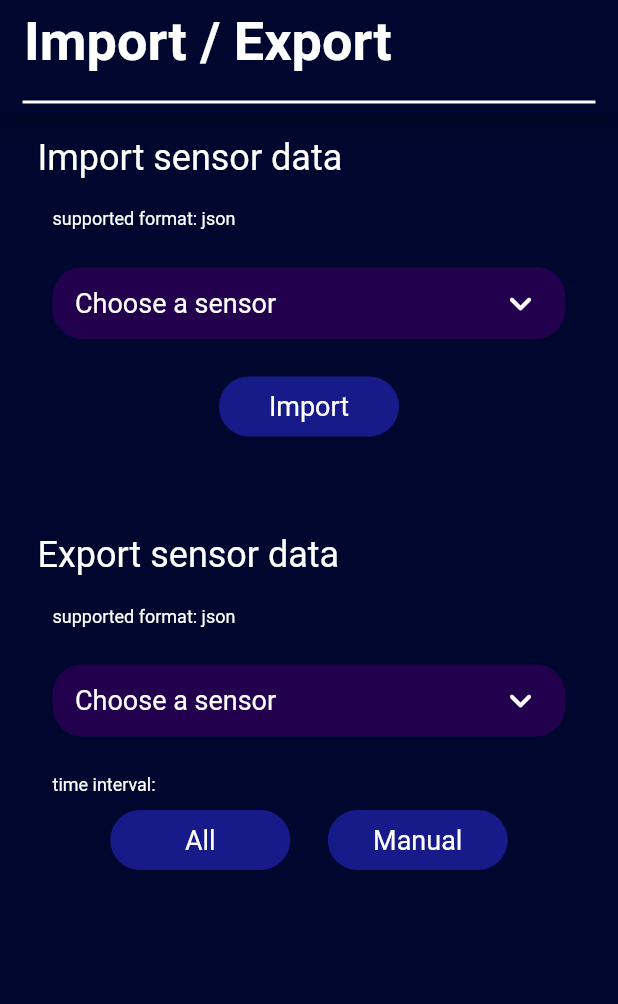
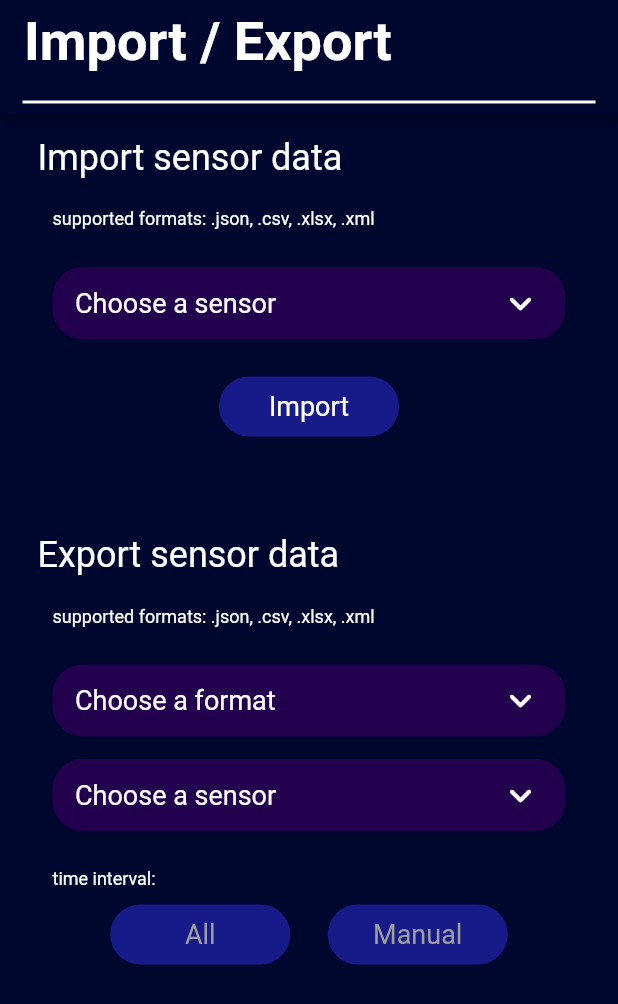
Before and after one commit to uulm-smart-sensing/smart-sensing-library, a Flutter app: the ImportExportPage widget shown alone on an empty page, opened directly, on a phone screen of 412 x 824 dp. Shown: the top 1004 px of the screen. Run offline on Flutter 3.47's test engine with Material 2 defaults, Android fonts, the phone set to English and light mode, and no system bars; our stand-ins replace csv, device_info_plus, file_picker, flutter_datetime_picker, font_awesome_flutter, objectbox; missing offline and left inert: disk_space, excel, mockito, sensing_plugin; generated files the repository leaves out were written again.

Commit message:
feat: added file format selection to 'Import / Export' page

```diff
--- a/example/lib/pages/import_export/import_export_page.dart
+++ b/example/lib/pages/import_export/import_export_page.dart
@@ -41,6 +41,8 @@ class _ImportExportPageState extends State<ImportExportPage> {
   SensorId? _selectedSensorIdForExport;
   bool _exportForAllSensorIds = false;
 
+  SupportedFileFormat? _selectedFileFormat;
+
   /// Setter methods for defining the state of this page by the
   /// 'Import' and 'Export' widgets.
 
@@ -68,6 +70,12 @@ class _ImportExportPageState extends State<ImportExportPage> {
     });
   }
 
+  void _setSelectedFileFormatForExport(SupportedFileFormat selectedFileFormat) {
+    setState(() {
+      _selectedFileFormat = selectedFileFormat;
+    });
+  }
+
   /// Imports sensor data from a single file.
   ///
   /// Therefor a file picker is opened, where the user can select a file
@@ -76,11 +84,9 @@ class _ImportExportPageState extends State<ImportExportPage> {
   /// > Warning: Currently only one single .json file is
   /// > allowed to be imported.
   Future<void> _importData() async {
-    // TODO: do not used hardcoded 'json' but instead request supported formats
-    // from smart sensing library
     var result = await FilePicker.platform.pickFiles(
       type: FileType.custom,
-      allowedExtensions: ['json'],
+      allowedExtensions: SupportedFileFormat.values.map((e) => e.name).toList(),
       allowMultiple: _importEntireDirectory,
     );
 
@@ -113,13 +119,14 @@ class _ImportExportPageState extends State<ImportExportPage> {
     if (_exportForAllSensorIds) {
       await IOManager().exportSensorDataToFile(
         selectedDirectory,
-        SupportedFileFormat.json,
+        _selectedFileFormat!,
         SensorId.values,
       );
-    } else if (_selectedSensorIdForExport != null) {
+    } else if (_selectedSensorIdForExport != null &&
+        _selectedFileFormat != null) {
       await IOManager().exportSensorDataToFile(
         selectedDirectory,
-        SupportedFileFormat.json,
+        _selectedFileFormat!,
         [_selectedSensorIdForExport!],
       );
     } else {
@@ -170,11 +177,18 @@ class _ImportExportPageState extends State<ImportExportPage> {
         SizedBox(
           width: 120,
           child: CustomTextButton(
-            onPressed:
-                _selectedSensorIdForExport != null || _exportForAllSensorIds
-                    ? _exportData
-                    : null,
+            onPressed: (_selectedSensorIdForExport != null &&
+                        _selectedFileFormat != null) ||
+                    _exportForAllSensorIds
+                ? _exportData
+                : null,
             text: "All",
+            style: TextStyle(
+              color: (_selectedSensorIdForExport != null &&
+                      _selectedFileFormat != null)
+                  ? Colors.white
+                  : Colors.grey,
+            ),
           ),
         ),
         const SizedBox(
@@ -183,11 +197,18 @@ class _ImportExportPageState extends State<ImportExportPage> {
         SizedBox(
           width: 120,
           child: CustomTextButton(
-            onPressed:
-                _selectedSensorIdForExport != null || _exportForAllSensorIds
-                    ? selectTimeIntervalForExport
-                    : null,
+            onPressed: (_selectedSensorIdForExport != null &&
+                        _selectedFileFormat != null) ||
+                    _exportForAllSensorIds
+                ? selectTimeIntervalForExport
+                : null,
             text: "Manual",
+            style: TextStyle(
+              color: (_selectedSensorIdForExport != null &&
+                      _selectedFileFormat != null)
+                  ? Colors.white
+                  : Colors.grey,
+            ),
           ),
         ),
       ],
@@ -201,8 +222,6 @@ class _ImportExportPageState extends State<ImportExportPage> {
         children: [
           Align(
             alignment: Alignment.centerLeft,
-            // TODO: delete or restructure as soon as call to smart sensing
-            // library is realized and datetimes are used
             child: Text(
               "time interval:",
               style: Theme.of(context).textTheme.bodySmall,
@@ -215,6 +234,7 @@ class _ImportExportPageState extends State<ImportExportPage> {
         ],
       ),
       setSensorId: _setSelectedSensorIdForExport,
+      setFileFormatForExport: _setSelectedFileFormatForExport,
       setUseAllPossibleSensorIds: _setExportForAllSensorIds,
     );
 
--- a/example/lib/pages/import_export/import_export_section_widget.dart
+++ b/example/lib/pages/import_export/import_export_section_widget.dart
@@ -18,7 +18,7 @@ import '../../general_widgets/custom_dropdown_button.dart';
 ///
 /// 'Import sensor data' (= [_sectionTitle])
 ///
-/// supported format: json
+/// supported formats: ...
 /// Dropdown for 'Choose a sensor'
 /// "Import" (= [_buttons])
 ///
@@ -44,6 +44,10 @@ class ImportExportSectionWidget extends StatefulWidget {
   final Function _setSensorId;
 
   /// Function passed by the parent widget ([ImportExportPage]) to set
+  /// which file format (for export) was selected by the user.
+  final Function? _setFileFormatForExport;
+
+  /// Function passed by the parent widget ([ImportExportPage]) to set
   /// whether the user selected 'All' in the dropdown menu meaning,
   /// all possible sensor ids should be considered.
   final Function _setUseAllPossibleSensorIds;
@@ -53,10 +57,12 @@ class ImportExportSectionWidget extends StatefulWidget {
     required String sectionTitle,
     required Widget buttons,
     required Function setSensorId,
+    Function? setFileFormatForExport,
     required Function setUseAllPossibleSensorIds,
   })  : _buttons = buttons,
         _sectionTitle = sectionTitle,
         _setSensorId = setSensorId,
+        _setFileFormatForExport = setFileFormatForExport,
         _setUseAllPossibleSensorIds = setUseAllPossibleSensorIds;
 
   @override
@@ -66,6 +72,8 @@ class ImportExportSectionWidget extends StatefulWidget {
 class _ImportExportSectionWidgetState extends State<ImportExportSectionWidget> {
   String? _selectedSensor;
   final List<String> _sensorOptions = [];
+
+  String? _selectedFormat;
 
   @override
   void initState() {
@@ -107,6 +115,33 @@ class _ImportExportSectionWidgetState extends State<ImportExportSectionWidget> {
       },
     );
 
+    var dropdownMenuForFileFormat = CustomDropdownButton(
+      hint: "Choose a format",
+      value: _selectedFormat,
+      isDense: false,
+      items: SupportedFileFormat.values
+          .map(
+            (format) =>
+                DropdownMenuItem(value: format.name, child: Text(format.name)),
+          )
+          .toList(),
+      onChanged: (newFormat) {
+        setState(() {
+          _selectedFormat = newFormat;
+          // set the state of the [ImportExportPage]
+          if (newFormat != null) {
+            var find = SupportedFileFormat.values.firstWhere(
+              (element) =>
+                  element.toString() == "SupportedFileFormat.$newFormat",
+            );
+            if (widget._sectionTitle == "Export sensor data") {
+              widget._setFileFormatForExport!(find);
+            }
+          }
+        });
+      },
+    );
+
     // Display the text, which represents the "title" of
     // this section
     var header = Text(
@@ -123,10 +158,7 @@ class _ImportExportSectionWidgetState extends State<ImportExportSectionWidget> {
           Align(
             alignment: Alignment.centerLeft,
             child: Text(
-              // TODO: do not hardcode 'json' here,
-              // but aggregate supported formats from the library and
-              // display the list here
-              "supported format: json",
+              """supported formats: ${SupportedFileFormat.values.map((e) => ".${e.name}").join(", ")}""",
               textAlign: TextAlign.start,
               style: Theme.of(context).textTheme.bodySmall,
             ),
@@ -134,6 +166,12 @@ class _ImportExportSectionWidgetState extends State<ImportExportSectionWidget> {
           const SizedBox(
             height: 25,
           ),
+          if (widget._sectionTitle == "Export sensor data")
+            dropdownMenuForFileFormat,
+          if (widget._sectionTitle == "Export sensor data")
+            const SizedBox(
+              height: 15,
+            ),
           dropdownMenuForSensorSelection,
           const SizedBox(
             height: 25,
```
